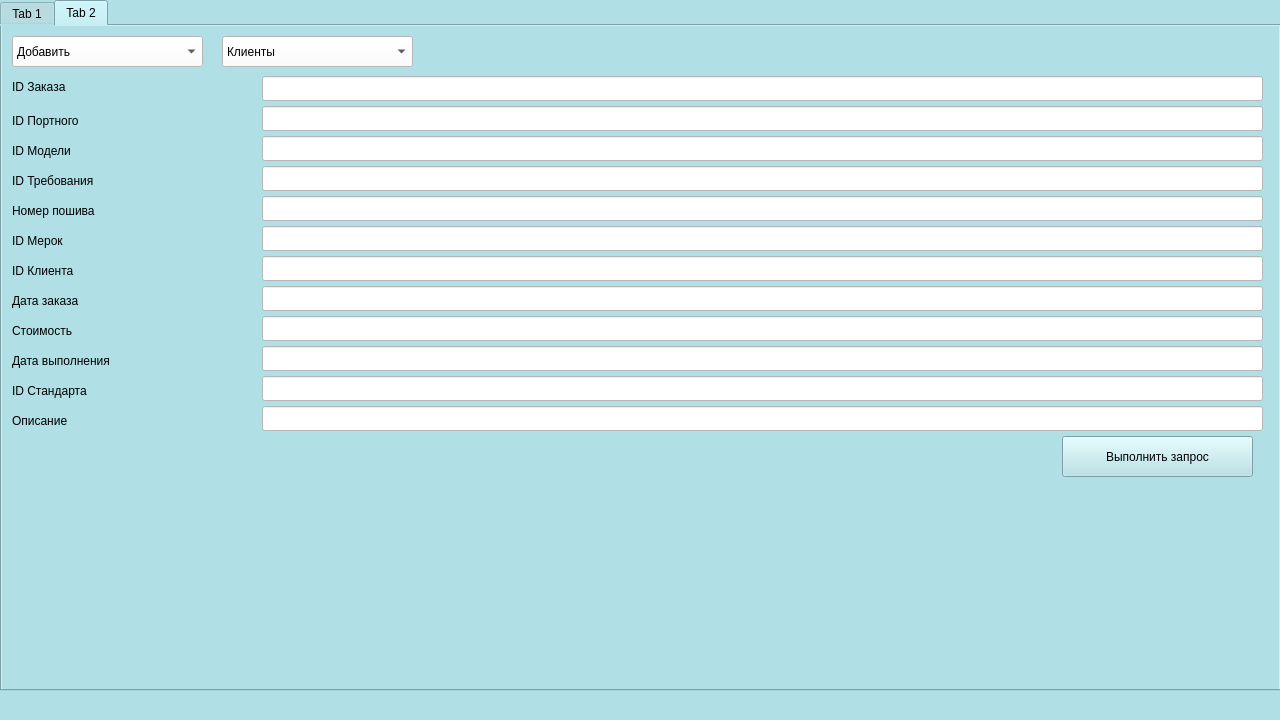
The window that studio.ui (polinalsn/studioIS) describes before a commit, drawn with Qt 5.
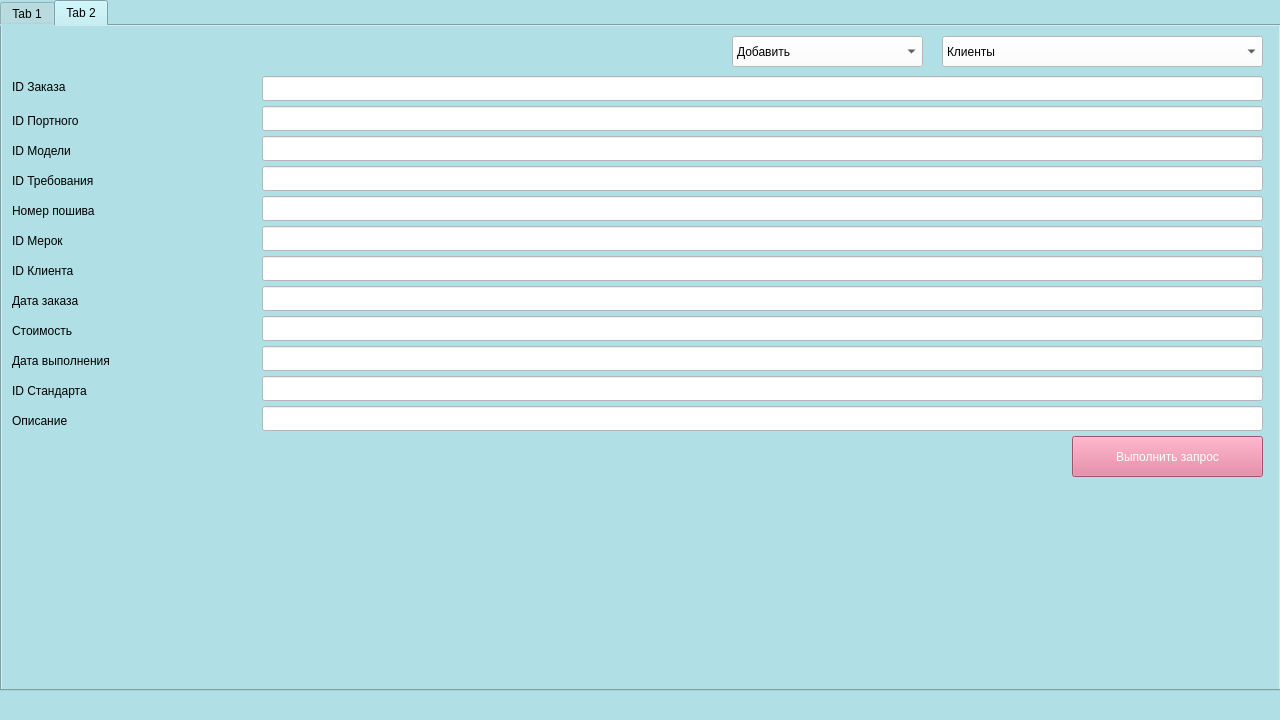
The same window after the commit. The open tabs and pages were chosen to show the change.

Commit message: Добавление, изменение, удаление информации

The edit to the form file:
```diff
--- a/studio.ui
+++ b/studio.ui
@@ -228,9 +228,9 @@
      <widget class="QComboBox" name="tabelBox2">
       <property name="geometry">
        <rect>
-        <x>220</x>
+        <x>940</x>
         <y>10</y>
-        <width>191</width>
+        <width>321</width>
         <height>31</height>
        </rect>
       </property>
@@ -321,7 +321,7 @@
      <widget class="QComboBox" name="comBox">
       <property name="geometry">
        <rect>
-        <x>10</x>
+        <x>730</x>
         <y>10</y>
         <width>191</width>
         <height>31</height>
@@ -661,12 +661,16 @@
      <widget class="QPushButton" name="execBtn">
       <property name="geometry">
        <rect>
-        <x>1060</x>
+        <x>1070</x>
         <y>410</y>
         <width>191</width>
         <height>41</height>
        </rect>
       </property>
+      <property name="styleSheet">
+       <string notr="true">background-color: rgb(226, 115, 150);
+color: white;</string>
+      </property>
       <property name="text">
        <string>Выполнить запрос</string>
       </property>
```
Left out of the diff: 2 changed lines with no effect on the pictures. The commit also changes 2 other files.
